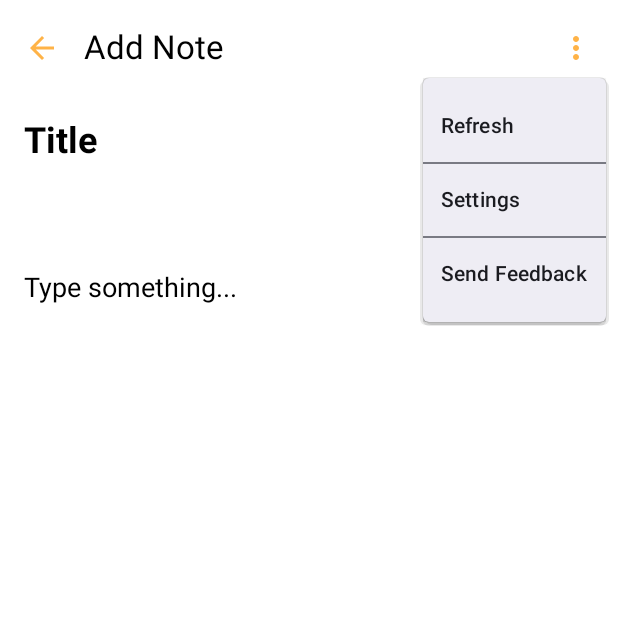
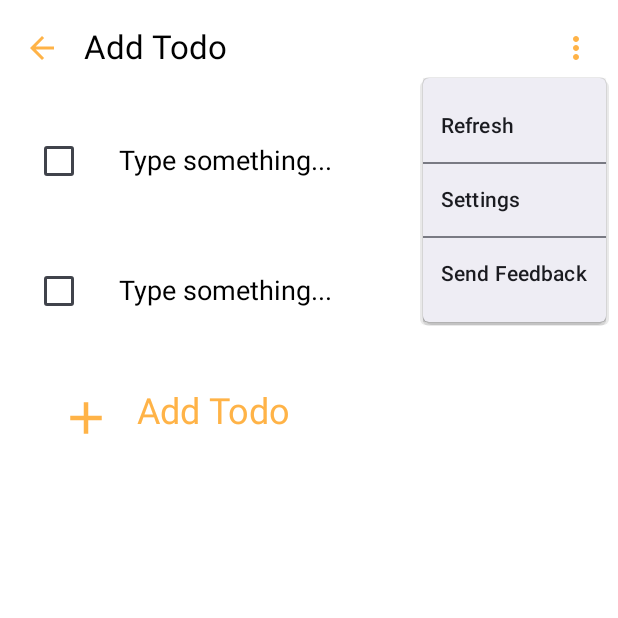
Before and after one commit to jpmehedi/daily_notes, an Android app built with Jetpack Compose: the screen it shows after launch (MainActivity), after a tap on "More", on a phone screen of 412 x 824 dp, the top half of it. Run offline under Robolectric (Android 15) with nearby library versions, the phone set to English and light mode, and no system bars; our stand-ins replace accompanist; 1 other tap on this screen came first.

Commit message:
Design add todo list screen

```diff
--- /dev/null
+++ b/app/src/main/java/com/example/habit_tracker/AddTodoScreen.kt
@@ -0,0 +1,209 @@
+package com.example.habit_tracker
+import androidx.compose.foundation.background
+import androidx.compose.foundation.isSystemInDarkTheme
+import androidx.compose.foundation.layout.Arrangement
+import androidx.compose.foundation.layout.Column
+import androidx.compose.foundation.layout.PaddingValues
+import androidx.compose.foundation.layout.Row
+import androidx.compose.foundation.layout.Spacer
+import androidx.compose.foundation.layout.fillMaxHeight
+import androidx.compose.foundation.layout.fillMaxWidth
+import androidx.compose.foundation.layout.height
+import androidx.compose.foundation.layout.padding
+import androidx.compose.foundation.layout.size
+import androidx.compose.foundation.shape.RoundedCornerShape
+import androidx.compose.material.icons.Icons
+import androidx.compose.material.icons.filled.Add
+import androidx.compose.material.icons.filled.ArrowBack
+import androidx.compose.material.icons.filled.MoreVert
+import androidx.compose.material3.Button
+import androidx.compose.material3.ButtonDefaults
+import androidx.compose.material3.Checkbox
+import androidx.compose.material3.Divider
+import androidx.compose.material3.DropdownMenu
+import androidx.compose.material3.DropdownMenuItem
+import androidx.compose.material3.ExperimentalMaterial3Api
+import androidx.compose.material3.Icon
+import androidx.compose.material3.IconButton
+import androidx.compose.material3.Scaffold
+import androidx.compose.material3.Text
+import androidx.compose.material3.TextField
+import androidx.compose.material3.TextFieldDefaults
+import androidx.compose.material3.TopAppBar
+import androidx.compose.material3.TopAppBarDefaults
+import androidx.compose.runtime.Composable
+import androidx.compose.runtime.DisposableEffect
+import androidx.compose.runtime.SideEffect
+import androidx.compose.runtime.getValue
+import androidx.compose.runtime.mutableIntStateOf
+
+import androidx.compose.runtime.mutableStateOf
+import androidx.compose.runtime.remember
+import androidx.compose.runtime.setValue
+import androidx.compose.ui.Alignment
+import androidx.compose.ui.Modifier
+import androidx.compose.ui.graphics.Color
+import androidx.compose.ui.text.TextStyle
+import androidx.compose.ui.text.font.FontWeight
+import androidx.compose.ui.unit.dp
+import androidx.compose.ui.unit.sp
+import com.example.habit_tracker.ui.theme.BackgroundColor
+import com.example.habit_tracker.ui.theme.PrimaryColor
+import com.example.habit_tracker.ui.theme.SecondaryColor
+import com.example.habit_tracker.ui.theme.TextColor
+import com.google.accompanist.systemuicontroller.rememberSystemUiController
+
+
+@Composable
+fun AddTodoScreen() {
+    val systemUiController = rememberSystemUiController()
+    val useDarkIcons = !isSystemInDarkTheme()
+    val statusBarColor = SecondaryColor
+
+    SideEffect {
+        systemUiController.setStatusBarColor(
+            color = statusBarColor,
+            darkIcons = useDarkIcons
+        )
+    }
+    DisposableEffect(Unit) {
+        onDispose {
+            systemUiController.setStatusBarColor(
+                color = BackgroundColor,
+                darkIcons = useDarkIcons
+            )
+        }
+    }
+    Scaffold(
+        modifier = Modifier.background(SecondaryColor),
+        topBar = { TodoScreenAppbar() },
+        content = { innerPadding ->
+            TodoScreenBody(innerPadding)
+        },
+    )
+}
+
+
+
+@OptIn(ExperimentalMaterial3Api::class)
+@Composable
+fun TodoScreenAppbar(){
+    var expanded by remember { mutableStateOf(false) }
+    TopAppBar(
+        colors = TopAppBarDefaults.topAppBarColors(
+            containerColor = SecondaryColor,
+            titleContentColor = TextColor,
+            navigationIconContentColor = TextColor,
+            actionIconContentColor = TextColor
+        ),
+        title = { Text("Add Todo") },
+        navigationIcon = {
+            IconButton(
+                onClick = { /* Handle back button click */ }
+            )
+            {
+                Icon(Icons.Default.ArrowBack,  contentDescription = "Back", tint = PrimaryColor)
+            }
+        },
+        actions = {
+            IconButton(
+                onClick = {
+                    expanded = true
+                }
+            ) {
+                Icon(Icons.Default.MoreVert, contentDescription = "More", tint = PrimaryColor)
+                NoteDropDownMenu(expanded = expanded, onDismissRequest = { expanded = false })
+            }
+        }
+
+    )
+}
+
+@Composable
+fun   TodoScreenBody(
+    innerPadding: PaddingValues
+){
+
+
+   var counter by remember { mutableIntStateOf(1) }
+
+    Column(
+        modifier = Modifier
+            .fillMaxWidth()
+            .fillMaxHeight()
+            .padding(innerPadding)
+            .background(SecondaryColor),
+        horizontalAlignment = Alignment.Start,
+        verticalArrangement = Arrangement.Top
+
+    ) {
+        for (i in 1..counter) {
+            Todos()
+        }
+        Button(
+            onClick = {
+                counter++
+            },
+            shape = RoundedCornerShape(0.dp),
+            modifier = Modifier
+                .fillMaxWidth()
+                .padding(15.dp),
+            colors = ButtonDefaults.buttonColors(
+                containerColor = SecondaryColor, // Background color
+                contentColor = PrimaryColor,  // Text color
+            ),
+            content = {
+                Row (
+                    modifier = Modifier
+                        .fillMaxWidth()
+                        .background(SecondaryColor)
+                ){
+                    Icon(Icons.Default.Add,  contentDescription = "Back", tint = PrimaryColor, modifier = Modifier.size(36.dp))
+                    Spacer(modifier = Modifier.size(16.dp))
+                    Text(text = "Add Todo", style = TextStyle(fontSize = 24.sp, fontWeight = FontWeight.Normal, color = PrimaryColor))
+                }
+            }
+        )
+
+    }
+}
+
+@Composable
+fun Todos(){
+    var isChecked by remember { mutableStateOf(false) }
+    val title = remember { mutableStateOf("") }
+    Row(
+        verticalAlignment = Alignment.CenterVertically,
+        modifier = Modifier
+            .fillMaxWidth()
+            .padding(15.dp)
+    ) {
+        Checkbox(
+            checked = isChecked,
+            onCheckedChange = {
+                isChecked = it
+            }
+        )
+        TextField(
+            modifier = Modifier
+                .fillMaxWidth(),
+            value = title.value,
+
+            onValueChange = { title.value = it },
+            textStyle = TextStyle(fontSize = 18.sp, color = TextColor, fontWeight = FontWeight.Bold),
+            colors = TextFieldDefaults.colors(
+                focusedIndicatorColor = Color.Transparent,
+                unfocusedIndicatorColor = Color.Transparent,
+                focusedContainerColor = SecondaryColor,
+                unfocusedContainerColor = SecondaryColor,
+            ),
+            placeholder = {
+                Text(
+                    "Type something...",
+                    style = TextStyle(fontSize = 18.sp, color = TextColor, fontWeight = FontWeight.Normal)
+                )
+            }
+
+        )
+    }
+}
--- a/app/src/main/java/com/example/habit_tracker/MainActivity.kt
+++ b/app/src/main/java/com/example/habit_tracker/MainActivity.kt
@@ -43,7 +43,8 @@ class MainActivity : ComponentActivity() {
 //                }
                 //SignUpScreen()
 //                BaseNavScreen()
-                AddNoteScreen()
+//                AddNoteScreen()
+                AddTodoScreen()
             }
         }
     }
```
